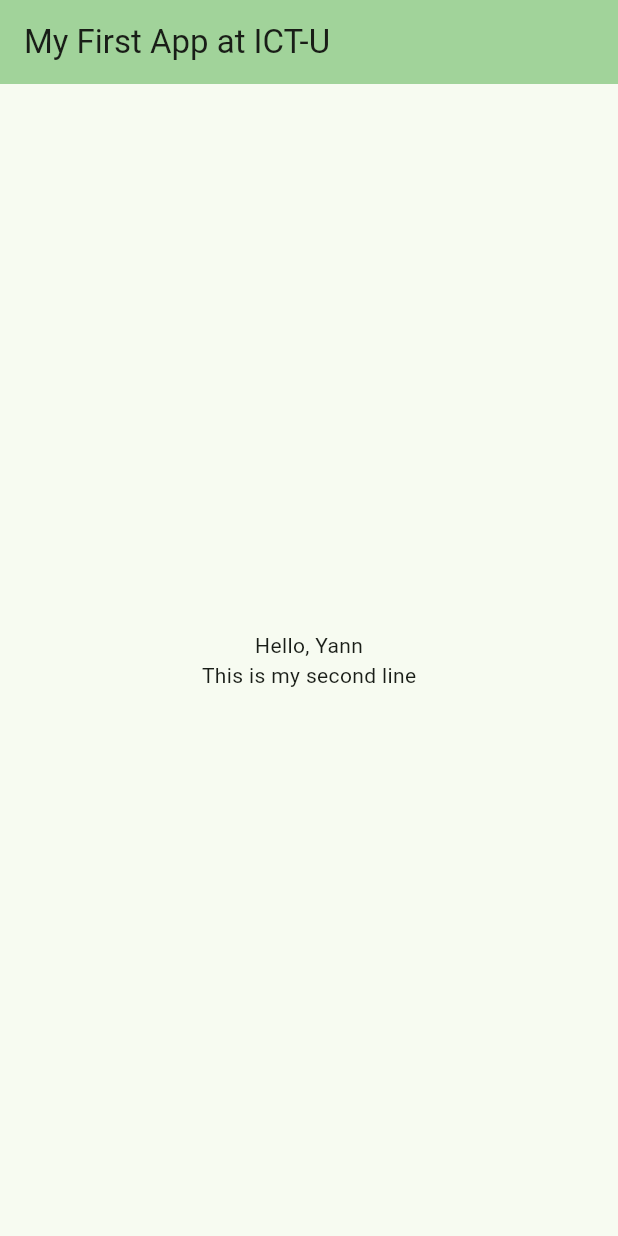
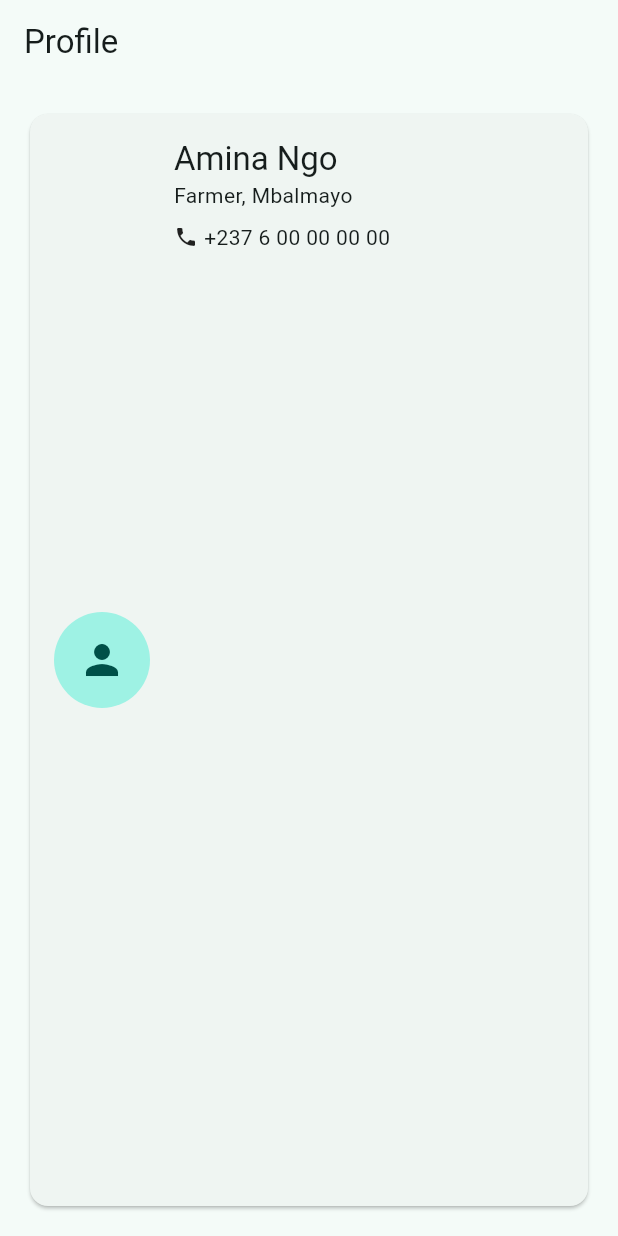
Before and after one commit to YEFF190/Pract-Exercise, a Flutter app: the screen it shows after launch, on a phone screen of 412 x 824 dp. Run offline on Flutter 3.47's test engine with Material 3 defaults, Android fonts, the phone set to English and light mode, and no system bars.

Commit message:
Added Dartpad codes, configured a profile card in main.

```diff
--- a/lib/main.dart
+++ b/lib/main.dart
@@ -1,114 +1,65 @@
-import 'package:flutter/material.dart';
 
-void main() {
-  runApp(const MyApp());
-}
 
-class MyApp extends StatelessWidget {
-  const MyApp({super.key});
-
-  // This widget is the root of your application.
+void main() => runApp(const CardApp());
+class CardApp extends StatelessWidget {
+const CardApp({super.key});
 @override
 Widget build(BuildContext context) {
 return MaterialApp(
-      title: 'My First App at ICT-U',
 theme: ThemeData(
-        // This is the theme of your application.
-        //
-        // TRY THIS: Try running your application with "flutter run". You'll see
-        // the application has a purple toolbar. Then, without quitting the app,
-        // try changing the seedColor in the colorScheme below to Colors.green
-        // and then invoke "hot reload" (save your changes or press the "hot
-        // reload" button in a Flutter-supported IDE, or press "r" if you used
-        // the command line to start the app).
-        //
-        // Notice that the counter didn't reset back to zero; the application
-        // state is not lost during the reload. To reset the state, use hot
-        // restart instead.
-        //
-        // This works for code too, not just values: Most code changes can be
-        // tested with just a hot reload.
-        colorScheme: .fromSeed(seedColor: Colors.green),
+colorScheme: ColorScheme.fromSeed(seedColor: Colors.teal),
 ),
-      home: const MyHomePage(title: 'My First App at ICT-U'),
+home: Scaffold(
+appBar: AppBar(title: const Text('Profile')),
+body: const Padding(
+padding: EdgeInsets.all(16),
+child: ProfileCard(
+name: 'Amina Ngo',
+role: 'Farmer, Mbalmayo',
+phone: '+237 6 00 00 00 00',
+),
+),
+),
 );
 }
 }
-
-class MyHomePage extends StatefulWidget {
-  const MyHomePage({super.key, required this.title});
-
-  // This widget is the home page of your application. It is stateful, meaning
-  // that it has a State object (defined below) that contains fields that affect
-  // how it looks.
-
-  // This class is the configuration for the state. It holds the values (in this
-  // case the title) provided by the parent (in this case the App widget) and
-  // used by the build method of the State. Fields in a Widget subclass are
-  // always marked "final".
-
-  final String title;
-
-  @override
-  State<MyHomePage> createState() => _MyHomePageState();
-}
-
-class _MyHomePageState extends State<MyHomePage> {
-  int _counter = 0;
-
-  void _incrementCounter() {
-    setState(() {
-      // This call to setState tells the Flutter framework that something has
-      // changed in this State, which causes it to rerun the build method below
-      // so that the display can reflect the updated values. If we changed
-      // _counter without calling setState(), then the build method would not be
-      // called again, and so nothing would appear to happen.
-      _counter++;
+class ProfileCard extends StatelessWidget {
+const ProfileCard({
+super.key,
+required this.name,
+required this.role,
+required this.phone,
 });
-  }
-
+final String name;
+final String role;
+final String phone;
 @override
 Widget build(BuildContext context) {
-
-    final width = MediaQuery.of(context).size.width;
-    debugPrint('Screen width: $width dp');
-    // This method is rerun every time setState is called, for instance as done
-    // by the _incrementCounter method above.
-    //
-    // The Flutter framework has been optimized to make rerunning build methods
-    // fast, so that you can just rebuild anything that needs updating rather
-    // than having to individually change instances of widgets.
-    return Scaffold(
-      appBar: AppBar(
-        // TRY THIS: Try changing the color here to a specific color (to
-        // Colors.amber, perhaps?) and trigger a hot reload to see the AppBar
-        // change color while the other colors stay the same.
-        backgroundColor: Theme.of(context).colorScheme.inversePrimary,
-        // Here we take the value from the MyHomePage object that was created by
-        // the App.build method, and use it to set our appbar title.
-        title: Text(widget.title),
+final textTheme = Theme.of(context).textTheme;
+return Card(
+child: Padding(
+padding: const EdgeInsets.all(16),
+child: Row(
+children: [
+const CircleAvatar(radius: 32, child: Icon(Icons.person, size: 32)),
+const SizedBox(width: 16),
+Expanded(
+child: Column(
+crossAxisAlignment: CrossAxisAlignment.start,
+children: [
+Text(name, style: textTheme.titleLarge),
+Text(role),
+const SizedBox(height: 8),
+Row(
+children: [
+const Icon(Icons.phone, size: 16),
+const SizedBox(width: 4),
+Text(phone),
+],
 ),
-      body: Center(
-        // Center is a layout widget. It takes a single child and positions it
-        // in the middle of the parent.
-        child: Column(
-          // Column is also a layout widget. It takes a list of children and
-          // arranges them vertically. By default, it sizes itself to fit its
-          // children horizontally, and tries to be as tall as its parent.
-          //
-          // Column has various properties to control how it sizes itself and
-          // how it positions its children. Here we use mainAxisAlignment to
-          // center the children vertically; the main axis here is the vertical
-          // axis because Columns are vertical (the cross axis would be
-          // horizontal).
-          //
-          // TRY THIS: Invoke "debug painting" (choose the "Toggle Debug Paint"
-          // action in the IDE, or press "p" in the console), to see the
-          // wireframe for each widget.
-          mainAxisAlignment: MainAxisAlignment.center,
-              children: [
-            Text('Hello, Yann'),
-            Text('This is my second line'),
+],
+),
+),
 ],
 ),
 ),
```
Also changed, not shown: 2 other files. Lines whose indentation alone changed are shown as unchanged.
